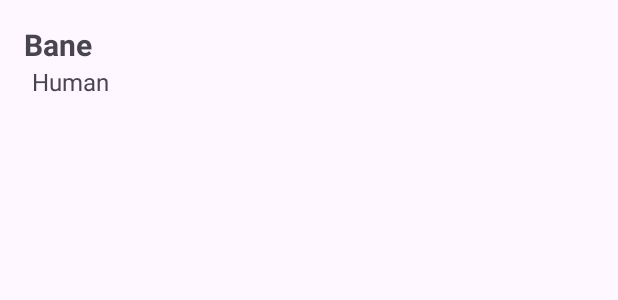
After one commit to GuitsMeireles/SuperHeroOOP, an Android app: the layout item_superhero.xml on its own in the app's theme, with its tools: preview values and no code run, on a phone screen of 412 x 824 dp. The commit adds this screen. Shown: the top 300 px of the screen. Run offline under Robolectric (Android 15) with nearby library versions, the phone set to English and light mode, and no system bars.

Commit message:
add layout archives recycler

```diff
--- a/app/src/main/res/layout/activity_main.xml
+++ b/app/src/main/res/layout/activity_main.xml
@@ -6,13 +6,14 @@
     android:layout_height="match_parent"
     tools:context=".ui.MainActivity">
 
-    <TextView
-        android:layout_width="wrap_content"
-        android:layout_height="wrap_content"
-        android:text="Hello World!"
+    <androidx.recyclerview.widget.RecyclerView
+        android:id="@+id/rc_view"
+        android:layout_width="match_parent"
+        android:layout_height="match_parent"
         app:layout_constraintBottom_toBottomOf="parent"
         app:layout_constraintEnd_toEndOf="parent"
         app:layout_constraintStart_toStartOf="parent"
-        app:layout_constraintTop_toTopOf="parent" />
+        app:layout_constraintTop_toTopOf="parent"
+        tools:listitem="@layout/item_superhero" />
 
 </androidx.constraintlayout.widget.ConstraintLayout>
--- /dev/null
+++ b/app/src/main/res/layout/item_superhero.xml
@@ -0,0 +1,35 @@
+<?xml version="1.0" encoding="utf-8"?>
+<androidx.constraintlayout.widget.ConstraintLayout xmlns:android="http://schemas.android.com/apk/res/android"
+    xmlns:app="http://schemas.android.com/apk/res-auto"
+    xmlns:tools="http://schemas.android.com/tools"
+    android:layout_width="match_parent"
+    android:layout_height="wrap_content"
+    android:layout_margin="16dp"
+    android:orientation="vertical">
+
+    <androidx.appcompat.widget.AppCompatTextView
+        android:id="@+id/superhero_name"
+        android:layout_width="wrap_content"
+        android:layout_height="wrap_content"
+        android:layout_marginBottom="8dp"
+        android:textSize="20sp"
+        android:textStyle="bold"
+        app:layout_constraintEnd_toEndOf="parent"
+        app:layout_constraintHorizontal_bias="0"
+        app:layout_constraintStart_toStartOf="parent"
+        app:layout_constraintTop_toTopOf="parent"
+        tools:text="Bane" />
+
+    <androidx.appcompat.widget.AppCompatTextView
+        android:id="@+id/superhero_race"
+        android:layout_width="wrap_content"
+        android:layout_height="wrap_content"
+        app:layout_constraintEnd_toEndOf="parent"
+        app:layout_constraintHorizontal_bias="0"
+        android:textSize="16sp"
+        android:layout_marginStart="5dp"
+        app:layout_constraintStart_toStartOf="parent"
+        app:layout_constraintTop_toBottomOf="@id/superhero_name"
+        tools:text="Human" />
+
+</androidx.constraintlayout.widget.ConstraintLayout>
```
